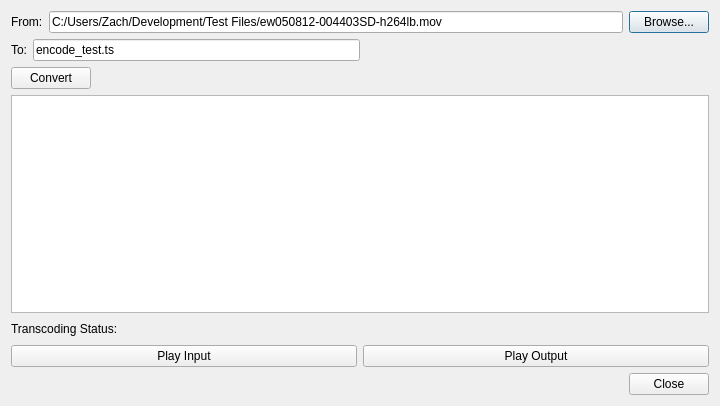
Above: Source/ingest_dialog.ui from dedicatedbroadcastsolutions/TvARP before the change. Below: the same form after it.
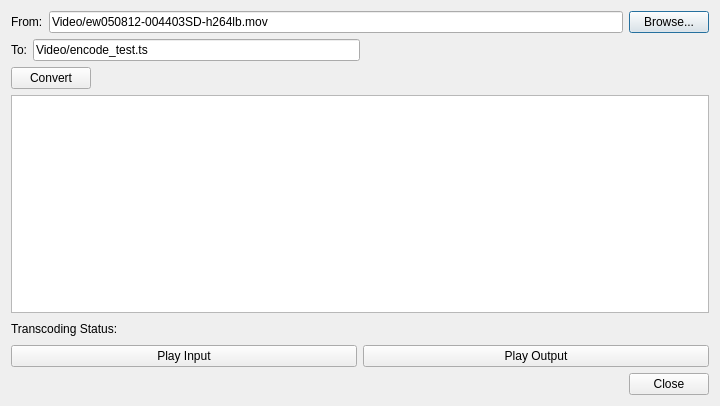
That is the form after the change.

```diff
--- a/Source/ingest_dialog.ui
+++ b/Source/ingest_dialog.ui
@@ -31,7 +31,7 @@
        <item>
         <widget class="QLineEdit" name="fromLineEdit">
          <property name="text">
-          <string>C:/Users/Zach/Development/Test Files/ew050812-004403SD-h264lb.mov</string>
+          <string>Video/ew050812-004403SD-h264lb.mov</string>
          </property>
         </widget>
        </item>
@@ -63,7 +63,7 @@
        <item>
         <widget class="QLineEdit" name="toLineEdit">
          <property name="text">
-          <string>encode_test.ts</string>
+          <string>Video/encode_test.ts</string>
          </property>
         </widget>
        </item>
```
